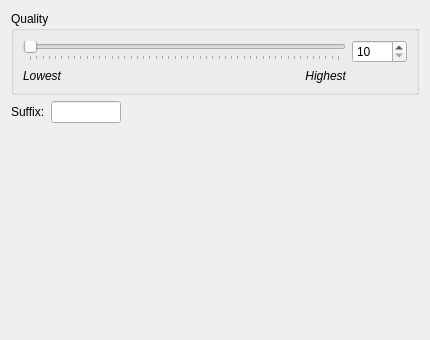
Qt form widgets/faacwidgetUI.ui (janbar/CDDA-Ripper) before a commit.
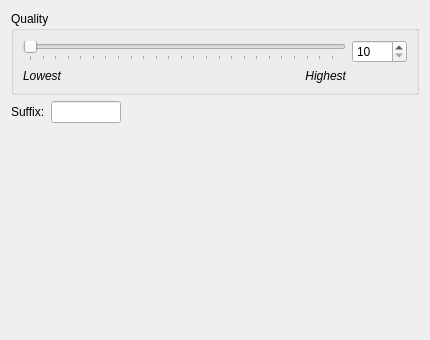
The same form after that commit.

Commit message: fix slider tick for all profiles

Diff of the .ui file:
```diff
--- a/widgets/faacwidgetUI.ui
+++ b/widgets/faacwidgetUI.ui
@@ -21,6 +21,7 @@
     <widget class="QGroupBox" name="groupBox">
      <property name="font">
       <font>
+       <weight>50</weight>
        <bold>false</bold>
       </font>
      </property>
@@ -45,6 +46,9 @@
         <property name="tickPosition">
          <enum>QSlider::TicksBelow</enum>
         </property>
+        <property name="tickInterval">
+         <number>20</number>
+        </property>
        </widget>
       </item>
       <item row="0" column="3">
```
Left out of the diff: 3 changed lines with no effect on the pictures. The commit also changes 3 other files.
